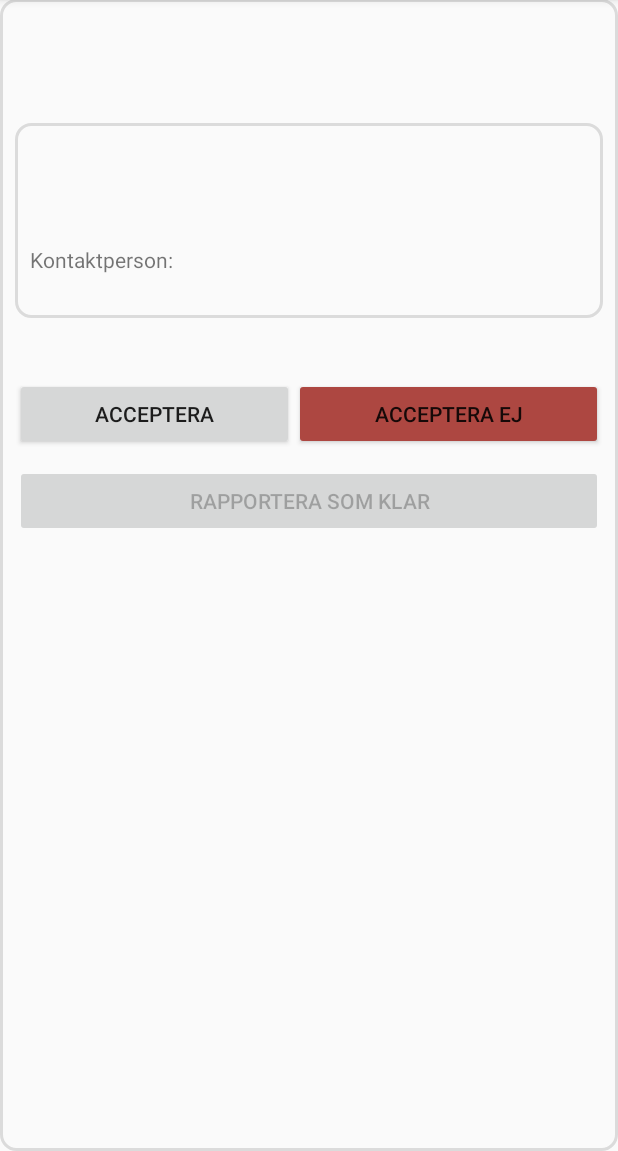
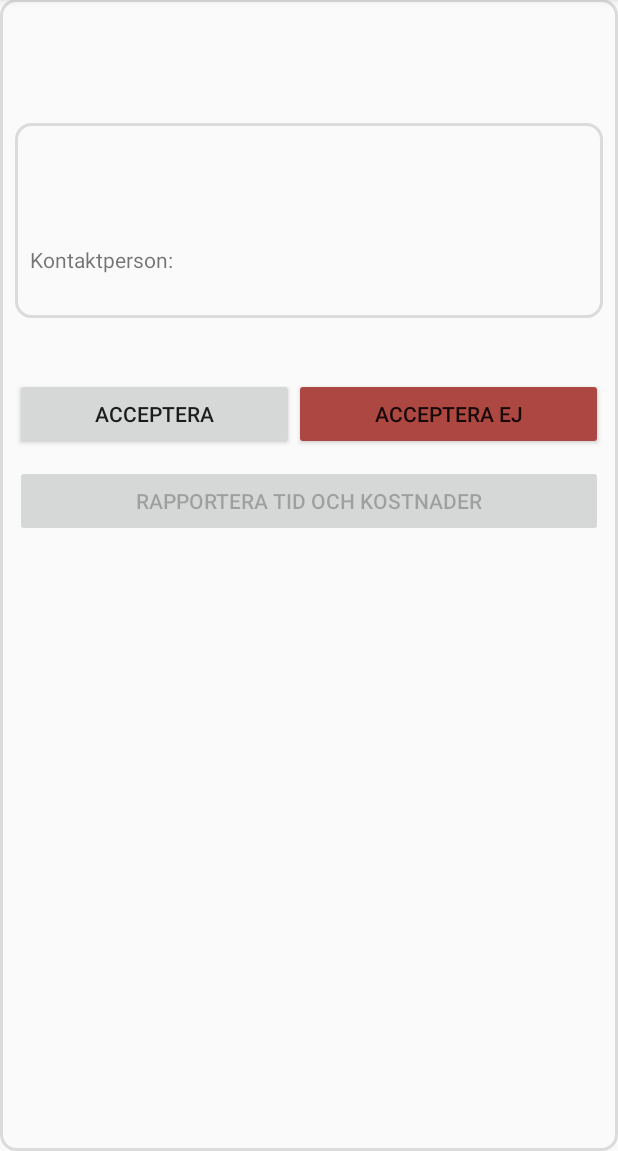
Before and after one commit to HeSingh93/todo-mobileapp, an Android app: the OrderDetail screen opened directly, with no data from a screen before it, on a phone screen of 412 x 824 dp, the part 85-1236 px from its top. Run offline under Robolectric (Android 15) with nearby library versions, the phone set to English and light mode, and no system bars; 8 statements that could not run were skipped.

Commit message:
Remove status_done from jobfinishedbutton to set visibility false for accept and decline button when returning to page

```diff
--- a/app/src/main/java/com/example/todomobile/OrderDetail.java
+++ b/app/src/main/java/com/example/todomobile/OrderDetail.java
@@ -106,7 +106,6 @@ public class OrderDetail extends ToDoActivity {
         jobFinishedButton.setOnClickListener(new View.OnClickListener() {
             @Override
             public void onClick(View v) {
-                currentWorkOrder.setStatus(STATUS_DONE);
                 Intent jobFinishedIntent = new Intent(OrderDetail.this, TimeAndExpenses.class);
                 jobFinishedIntent.putParcelableArrayListExtra(WORKORDER_LIST_MESSAGE, workOrders);
                 jobFinishedIntent.putExtra(CURRENT_WORKORDER_MESSAGE, currentWorkOrder);
--- a/app/src/main/res/layout/activity_order_detail.xml
+++ b/app/src/main/res/layout/activity_order_detail.xml
@@ -110,7 +110,7 @@
             android:layout_width="match_parent"
             android:layout_height="wrap_content"
             android:layout_marginTop="10dp"
-            android:text="@string/work_finished" />
+            android:text="@string/report_time_and_expenses" />
 
     </LinearLayout>
 
--- a/app/src/main/res/values/strings.xml
+++ b/app/src/main/res/values/strings.xml
@@ -3,7 +3,7 @@
     <string name="contact_text">Kontaktperson:</string>
     <string name="accept">Acceptera</string>
     <string name="decline">Acceptera ej</string>
-    <string name="work_finished">Rapportera som klar</string>
+    <string name="report_time_and_expenses">Rapportera tid och kostnader</string>
     <string name="log_in">Logga in</string>
     <string name="declined_work_orders">Ej accepterade arbetsordrar</string>
     <string name="accepted_work_orders">Accepterade arbetsordrar</string>
```
